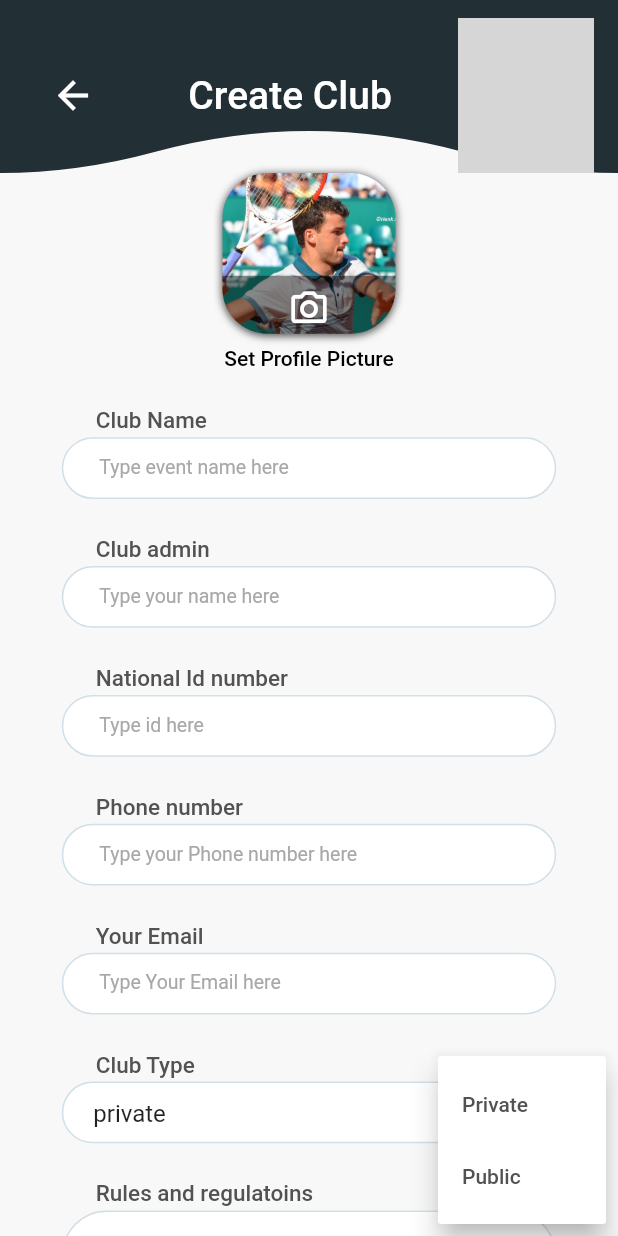
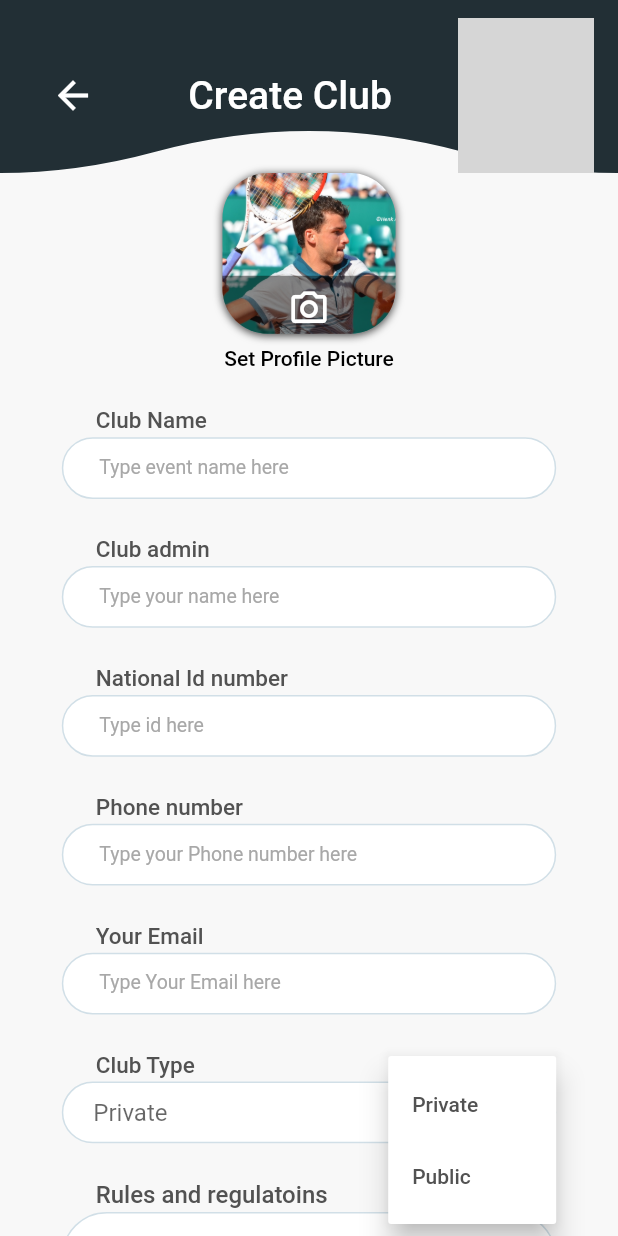
Before and after one commit to El-Sayed-Mustafa/Tennis-App, a Flutter app: the CreateClub screen opened by its route, after a tap on the "arrow drop down" icon, on a phone screen of 412 x 824 dp. Run offline on Flutter 3.47's test engine with Material 2 defaults, Android fonts, the phone set to English and light mode, and no system bars; our stand-ins replace bloc, carousel_slider, curved_navigation_bar, firebase_auth, firebase_core, flutter_bloc and 6 more; accounts and stored records are empty; Roboto replaces fonts that are missing (Poppins); grey boxes are pictures that could not be loaded.

Commit message:
age restriction and use cubit in club type

```diff
--- a/lib/Main-Features/Featured/create_club/view/create_club.dart
+++ b/lib/Main-Features/Featured/create_club/view/create_club.dart
@@ -1,7 +1,10 @@
 import 'package:flutter/material.dart';
+import 'package:flutter_bloc/flutter_bloc.dart';
 import 'package:go_router/go_router.dart';
+import 'package:tennis_app/Main-Features/Featured/create_club/view/widgets/Age_restriction.dart';
 import 'package:tennis_app/Main-Features/Featured/create_club/view/widgets/club_type.dart';
 import 'package:tennis_app/Main-Features/Featured/create_club/view/widgets/rules_text_field.dart';
+import 'package:tennis_app/core/utils/widgets/custom_button.dart';
 
 import '../../../../core/utils/widgets/app_bar_wave.dart';
 import '../../../../core/utils/widgets/text_field.dart';
@@ -13,7 +16,6 @@ class CreateClub extends StatelessWidget {
 
   @override
   Widget build(BuildContext context) {
-    final screenWidth = MediaQuery.of(context).size.width;
     final screenHeight = MediaQuery.of(context).size.height;
     return Scaffold(
       body: SingleChildScrollView(
@@ -62,9 +64,19 @@ class CreateClub extends StatelessWidget {
               const InputTextWithHint(
                   hint: 'Type Your Email here', text: 'Your Email'),
               SizedBox(height: screenHeight * .03),
-              ClubTypeInput(),
+              BlocProvider(
+                create: (context) => ClubTypeCubit(),
+                child: ClubTypeInput(),
+              ),
               SizedBox(height: screenHeight * .03),
-              RulesInputText()
+              const RulesInputText(),
+              SizedBox(height: screenHeight * .03),
+              const AgeRestrictionWidget(),
+              SizedBox(height: screenHeight * .015),
+              BottomSheetContainer(
+                  buttonText: 'Create',
+                  onPressed: () {},
+                  color: const Color(0xFFF8F8F8))
             ],
           ),
         ),
--- /dev/null
+++ b/lib/Main-Features/Featured/create_club/view/widgets/Age_restriction.dart
@@ -0,0 +1,123 @@
+import 'package:flutter/material.dart';
+
+class AgeRestrictionWidget extends StatefulWidget {
+  const AgeRestrictionWidget({super.key});
+
+  @override
+  _AgeRestrictionWidgetState createState() => _AgeRestrictionWidgetState();
+}
+
+class _AgeRestrictionWidgetState extends State<AgeRestrictionWidget> {
+  int _selectedValue = 0; // Stores the selected radio button value
+
+  @override
+  Widget build(BuildContext context) {
+    final screenWidth = MediaQuery.of(context).size.width;
+    final screenHeight = MediaQuery.of(context).size.height;
+    return Container(
+      width: screenWidth * .8,
+      height: screenHeight * .2,
+      decoration: ShapeDecoration(
+        color: Colors.white,
+        shape: RoundedRectangleBorder(
+          side: const BorderSide(width: 1, color: Color(0x300A557F)),
+          borderRadius: BorderRadius.circular(30),
+        ),
+      ),
+      child: Column(
+        crossAxisAlignment: CrossAxisAlignment.start,
+        children: [
+          Padding(
+            padding:
+                EdgeInsets.only(left: screenWidth * .07, top: 16, bottom: 8),
+            child: Text(
+              'Age restriction',
+              style: TextStyle(
+                color: Color(0xFF525252),
+                fontSize: 17,
+                fontFamily: 'Poppins',
+                fontWeight: FontWeight.w500,
+              ),
+            ),
+          ),
+          AgeOptionRow(
+            value: 1,
+            label: 'Above 20',
+            selectedValue: _selectedValue,
+            onChanged: _handleRadioValueChanged,
+          ),
+          AgeOptionRow(
+            value: 2,
+            label: 'Above 18',
+            selectedValue: _selectedValue,
+            onChanged: _handleRadioValueChanged,
+          ),
+          AgeOptionRow(
+            value: 3,
+            label: 'Everyone',
+            selectedValue: _selectedValue,
+            onChanged: _handleRadioValueChanged,
+          ),
+        ],
+      ),
+    );
+  }
+
+  void _handleRadioValueChanged(int? value) {
+    setState(() {
+      _selectedValue = value!;
+    });
+  }
+}
+
+class AgeOptionRow extends StatelessWidget {
+  final int value;
+  final String label;
+  final int selectedValue;
+  final ValueChanged<int?> onChanged;
+
+  const AgeOptionRow({
+    super.key,
+    required this.value,
+    required this.label,
+    required this.selectedValue,
+    required this.onChanged,
+  });
+
+  @override
+  Widget build(BuildContext context) {
+    final screenWidth = MediaQuery.of(context).size.width;
+    final screenHeight = MediaQuery.of(context).size.height;
+    return Padding(
+      padding: EdgeInsets.symmetric(
+          horizontal: screenWidth * .1, vertical: screenHeight * .005),
+      child: Row(
+        children: [
+          Transform.scale(
+            scale: .8,
+            child: Radio(
+              visualDensity: const VisualDensity(
+                horizontal: VisualDensity.minimumDensity,
+                vertical: VisualDensity.minimumDensity,
+              ),
+              materialTapTargetSize: MaterialTapTargetSize.shrinkWrap,
+              value: value,
+              groupValue: selectedValue,
+              activeColor: Colors.black,
+              onChanged: onChanged,
+            ),
+          ),
+          Text(
+            label,
+            style: TextStyle(
+              color: Color(0xFF00344E),
+              fontSize: 15,
+              fontFamily: 'Poppins',
+              fontWeight: FontWeight.w500,
+            ),
+          ),
+        ],
+      ),
+    );
+  }
+}
--- a/lib/Main-Features/Featured/create_club/view/widgets/club_type.dart
+++ b/lib/Main-Features/Featured/create_club/view/widgets/club_type.dart
@@ -1,27 +1,19 @@
 import 'package:flutter/material.dart';
+import 'package:flutter_bloc/flutter_bloc.dart';
 
-class ClubTypeInput extends StatefulWidget {
-  const ClubTypeInput({Key? key}) : super(key: key);
+// ignore: constant_identifier_names
+enum ClubType { Private, Public }
 
-  @override
-  _ClubTypeInputState createState() => _ClubTypeInputState();
+class ClubTypeCubit extends Cubit<ClubType> {
+  ClubTypeCubit() : super(ClubType.Private);
+
+  void setClubType(ClubType clubType) {
+    emit(clubType);
+  }
 }
 
-class _ClubTypeInputState extends State<ClubTypeInput> {
-  String _selectedOption = 'private';
-  final TextEditingController _textEditingController = TextEditingController();
-
-  @override
-  void initState() {
-    super.initState();
-    _textEditingController.text = _selectedOption;
-  }
-
-  @override
-  void dispose() {
-    _textEditingController.dispose();
-    super.dispose();
-  }
+class ClubTypeInput extends StatelessWidget {
+  const ClubTypeInput({Key? key}) : super(key: key);
 
   @override
   Widget build(BuildContext context) {
@@ -45,7 +37,9 @@ class _ClubTypeInputState extends State<ClubTypeInput> {
               ),
             ),
           ),
-          Container(
+          BlocBuilder<ClubTypeCubit, ClubType>(
+            builder: (context, state) {
+              return Container(
                 width: screenWidth * .8,
                 height: screenHeight * .05,
                 decoration: ShapeDecoration(
@@ -60,20 +54,21 @@ class _ClubTypeInputState extends State<ClubTypeInput> {
                     Expanded(
                       child: Row(
                         children: [
-                      const SizedBox(width: 20.0), // Adjust the width as needed
+                          const SizedBox(
+                              width: 20.0), // Adjust the width as needed
                           Expanded(
                             child: Align(
                               alignment: Alignment.centerLeft,
                               child: TextFormField(
-                            controller: _textEditingController,
                                 readOnly: true,
                                 onTap: () {
                                   _showOptionsPopupMenu(context);
                                 },
                                 decoration: InputDecoration(
                                   contentPadding: EdgeInsets.symmetric(
-                                  vertical: screenHeight * .018),
+                                      vertical: screenHeight * .015),
                                   border: InputBorder.none,
+                                  hintText: state.toString().split('.').last,
                                 ),
                               ),
                             ),
@@ -89,6 +84,8 @@ class _ClubTypeInputState extends State<ClubTypeInput> {
                     ),
                   ],
                 ),
+              );
+            },
           ),
         ],
       ),
@@ -109,17 +106,17 @@ class _ClubTypeInputState extends State<ClubTypeInput> {
       Offset.zero & overlay.size,
     );
 
-    final List<String> options = ['Private', 'Public'];
+    final List<ClubType> options = [ClubType.Private, ClubType.Public];
 
-    showMenu<String>(
+    showMenu<ClubType>(
       context: context,
       position: position,
-      items: options.map((String option) {
-        return PopupMenuItem<String>(
+      items: options.map((ClubType option) {
+        return PopupMenuItem<ClubType>(
           value: option,
           child: Text(
-            option,
-            style: TextStyle(
+            option.toString().split('.').last,
+            style: const TextStyle(
               color: Color.fromARGB(255, 82, 82, 82),
               fontSize: 14,
               fontFamily: 'Poppins',
@@ -130,10 +127,8 @@ class _ClubTypeInputState extends State<ClubTypeInput> {
       }).toList(),
     ).then((value) {
       if (value != null) {
-        setState(() {
-          _selectedOption = value;
-          _textEditingController.text = _selectedOption;
-        });
+        final cubit = context.read<ClubTypeCubit>();
+        cubit.setClubType(value);
       }
     });
   }
--- a/lib/Main-Features/Featured/create_club/view/widgets/rules_text_field.dart
+++ b/lib/Main-Features/Featured/create_club/view/widgets/rules_text_field.dart
@@ -21,7 +21,7 @@ class RulesInputText extends StatelessWidget {
               'Rules and regulatoins',
               style: TextStyle(
                 color: Color(0xFF525252),
-                fontSize: 15,
+                fontSize: 16,
                 fontFamily: 'Poppins',
                 fontWeight: FontWeight.w500,
               ),
```
Lines whose indentation alone changed are shown as unchanged.
